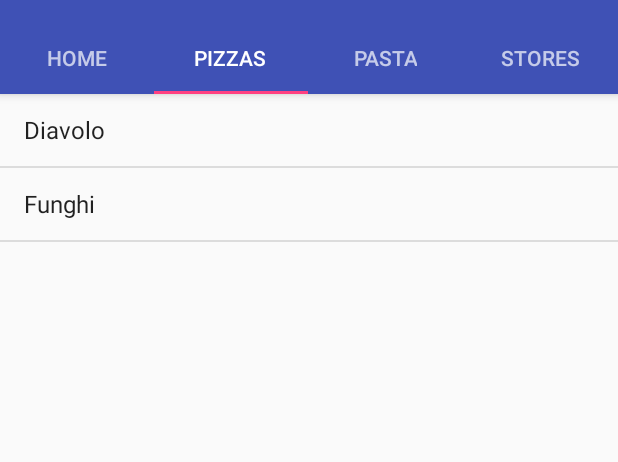
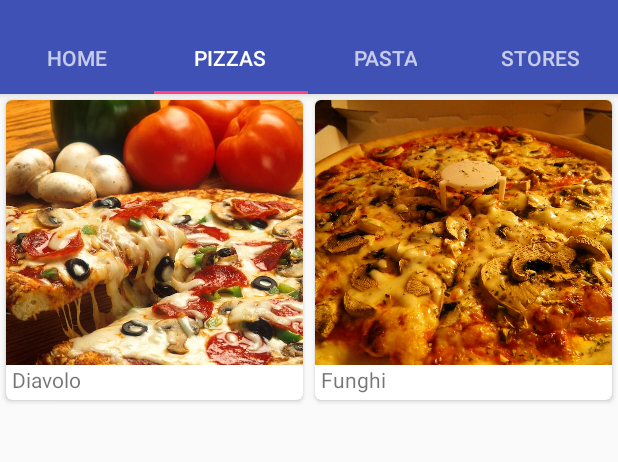
Before and after one commit to Shevy-D/BitsandPizzas, an Android app: the screen it shows after launch (MainActivity), tab 2 chosen, on a phone screen of 412 x 824 dp, the part 62-524 px from its top. Run offline under Robolectric (Android 15) with nearby library versions, the phone set to English and light mode, and no system bars.

Commit message:
Added RecyclerView

```diff
--- a/app/build.gradle
+++ b/app/build.gradle
@@ -41,6 +41,10 @@ dependencies {
     implementation 'com.android.support:design:28.0.0'
     //noinspection GradleCompatible
     implementation 'com.android.support:support-v4:28.0.0'
+    //noinspection GradleCompatible
+    implementation 'com.android.support:cardview-v7:28.0.0'
+    //noinspection GradleCompatible
+    implementation 'com.android.support:recyclerview-v7:28.0.0'
     testImplementation 'junit:junit:4.13.2'
     //noinspection GradleCompatible
     androidTestImplementation 'com.android.support.test:runner:1.0.2'
--- /dev/null
+++ b/app/src/main/java/com/shevy/bitsandpizzas/CaptionedImagesAdapter.kt
@@ -0,0 +1,93 @@
+package com.shevy.bitsandpizzas
+
+import android.content.Context
+import android.graphics.drawable.Drawable
+import android.support.v4.content.ContextCompat
+import android.support.v7.widget.CardView
+import android.support.v7.widget.RecyclerView
+import android.view.LayoutInflater
+import android.view.View
+import android.view.ViewGroup
+import android.widget.ImageView
+import android.widget.TextView
+import com.shevy.bitsandpizzas.CaptionedImagesAdapter.*
+
+class CaptionedImagesAdapter(
+    private val captions: Array<String?>,
+    private val imageIds: IntArray
+) :
+    RecyclerView.Adapter<CaptionedImagesAdapter.ViewHolder>() {
+
+    class ViewHolder(internal val cardView: CardView) : RecyclerView.ViewHolder(
+        cardView
+    )
+
+    override fun getItemCount(): Int {
+        return captions.size
+    }
+
+    override fun onCreateViewHolder(parent: ViewGroup, viewType: Int):
+            ViewHolder {
+        val cv: CardView = LayoutInflater.from(parent.context)
+            .inflate(R.layout.card_captioned_image, parent, false) as CardView
+        return ViewHolder(cv)
+    }
+
+    override fun onBindViewHolder(holder: ViewHolder, position: Int) {
+        val cardView: CardView = holder.cardView
+        val imageView: ImageView = cardView.findViewById(R.id.info_image)
+        val drawable = ContextCompat.getDrawable(cardView.context, imageIds[position])
+        imageView.setImageDrawable(drawable)
+        imageView.contentDescription = captions[position]
+        val textView: TextView = cardView.findViewById(R.id.info_text)
+        textView.text = captions[position]
+    }
+}
+
+/*
+internal class CaptionedImagesAdapter(
+    private val captions: Array<String>,
+    private val imageIds: IntArray
+) :
+    RecyclerView.Adapter<ViewHolder>() {
+    private var listener: CaptionedImagesAdapter.Listener? = null
+
+    internal interface Listener {
+        fun onClick(position: Int)
+    }
+
+    class ViewHolder(private val cardView: CardView) : RecyclerView.ViewHolder(
+        cardView
+    )
+
+    override fun getItemCount(): Int {
+        return captions.size
+    }
+
+    fun setListener(listener: CaptionedImagesAdapter.Listener?) {
+        this.listener = listener
+    }
+
+    override fun onCreateViewHolder(
+        parent: ViewGroup, viewType: Int
+    ): ViewHolder {
+        val cv = LayoutInflater.from(parent.context)
+            .inflate(R.layout.card_captioned_image, parent, false) as CardView
+        return ViewHolder(cv)
+    }
+
+    override fun onBindViewHolder(holder: ViewHolder, position: Int) {
+        val cardView: CardView = holder.cardView
+        val imageView = cardView.findViewById<View>(R.id.info_image) as ImageView
+        val drawable = ContextCompat.getDrawable(cardView.context, imageIds[position])
+        imageView.setImageDrawable(drawable)
+        imageView.contentDescription = captions[position]
+        val textView = cardView.findViewById<View>(R.id.info_text) as TextView
+        textView.text = captions[position]
+        cardView.setOnClickListener {
+            if (listener != null) {
+                listener.onClick(position)
+            }
+        }
+    }
+}*/
--- /dev/null
+++ b/app/src/main/java/com/shevy/bitsandpizzas/Pizza.kt
@@ -0,0 +1,11 @@
+package com.shevy.bitsandpizzas
+
+class Pizza private constructor(val name: String, val imageResourceId: Int) {
+
+    companion object {
+        val pizzas = arrayOf(
+            Pizza("Diavolo", R.drawable.diavolo),
+            Pizza("Funghi", R.drawable.funghi)
+        )
+    }
+}
--- a/app/src/main/java/com/shevy/bitsandpizzas/PizzaFragment.kt
+++ b/app/src/main/java/com/shevy/bitsandpizzas/PizzaFragment.kt
@@ -2,24 +2,38 @@ package com.shevy.bitsandpizzas
 
 import android.os.Bundle
 import android.support.v4.app.Fragment
-import android.support.v4.app.ListFragment
+import android.support.v7.widget.GridLayoutManager
+import android.support.v7.widget.LinearLayoutManager
+import android.support.v7.widget.RecyclerView
 import android.view.LayoutInflater
 import android.view.View
 import android.view.ViewGroup
-import android.widget.ArrayAdapter
 
-class PizzaFragment : ListFragment() {
+class PizzaFragment : Fragment() {
     override fun onCreateView(
         inflater: LayoutInflater,
         container: ViewGroup?,
         savedInstanceState: Bundle?
     ): View? {
-        val adapter = ArrayAdapter(
-            inflater.context,
-            android.R.layout.simple_list_item_1,
-            resources.getStringArray(R.array.pizzas)
-        )
-        listAdapter = adapter
-        return super.onCreateView(inflater, container, savedInstanceState)
+        val pizzaRecycler: RecyclerView = inflater.inflate(
+            R.layout.fragment_pizza, container, false
+        ) as RecyclerView
+
+        val pizzaNames = arrayOfNulls<String>(Pizza.pizzas.size)
+        for (i in pizzaNames.indices) {
+            pizzaNames[i] = Pizza.pizzas[i].name
+        }
+
+        val pizzaImages = IntArray(Pizza.pizzas.size)
+        for (i in pizzaImages.indices) {
+            pizzaImages[i] = Pizza.pizzas[i].imageResourceId
+        }
+
+        val adapter = CaptionedImagesAdapter(pizzaNames, pizzaImages)
+        pizzaRecycler.adapter = adapter
+        val layoutManager = GridLayoutManager(activity, 2)
+        pizzaRecycler.layoutManager = layoutManager
+        return pizzaRecycler
+
     }
 }
--- /dev/null
+++ b/app/src/main/res/layout/card_captioned_image.xml
@@ -0,0 +1,30 @@
+<?xml version="1.0" encoding="utf-8"?>
+<android.support.v7.widget.CardView
+    xmlns:android="http://schemas.android.com/apk/res/android"
+    xmlns:card_view="http://schemas.android.com/apk/res-auto"
+    android:layout_width="match_parent"
+    android:layout_height="200dp"
+    android:layout_margin="4dp"
+    card_view:cardElevation="2dp"
+    card_view:cardCornerRadius="4dp">
+
+    <LinearLayout
+        android:layout_width="match_parent"
+        android:layout_height="match_parent"
+        android:orientation="vertical">
+
+        <ImageView
+            android:id="@+id/info_image"
+            android:layout_width="match_parent"
+            android:layout_height="0dp"
+            android:layout_weight="1.0"
+            android:scaleType="centerCrop"/>
+
+        <TextView
+            android:id="@+id/info_text"
+            android:layout_marginLeft="4dp"
+            android:layout_marginBottom="4dp"
+            android:layout_width="match_parent"
+            android:layout_height="wrap_content" />
+    </LinearLayout>
+</android.support.v7.widget.CardView>
--- /dev/null
+++ b/app/src/main/res/layout/fragment_pizza.xml
@@ -0,0 +1,7 @@
+<?xml version="1.0" encoding="utf-8"?>
+<android.support.v7.widget.RecyclerView
+    xmlns:android="http://schemas.android.com/apk/res/android"
+    android:id="@+id/pizza_recycler"
+    android:layout_width="match_parent"
+    android:layout_height="match_parent"
+    android:scrollbars="vertical" />
```
Also changed, not shown: app/src/main/res/drawable-nodpi/diavolo.jpg (added), app/src/main/res/drawable-nodpi/funghi.jpg (added).
